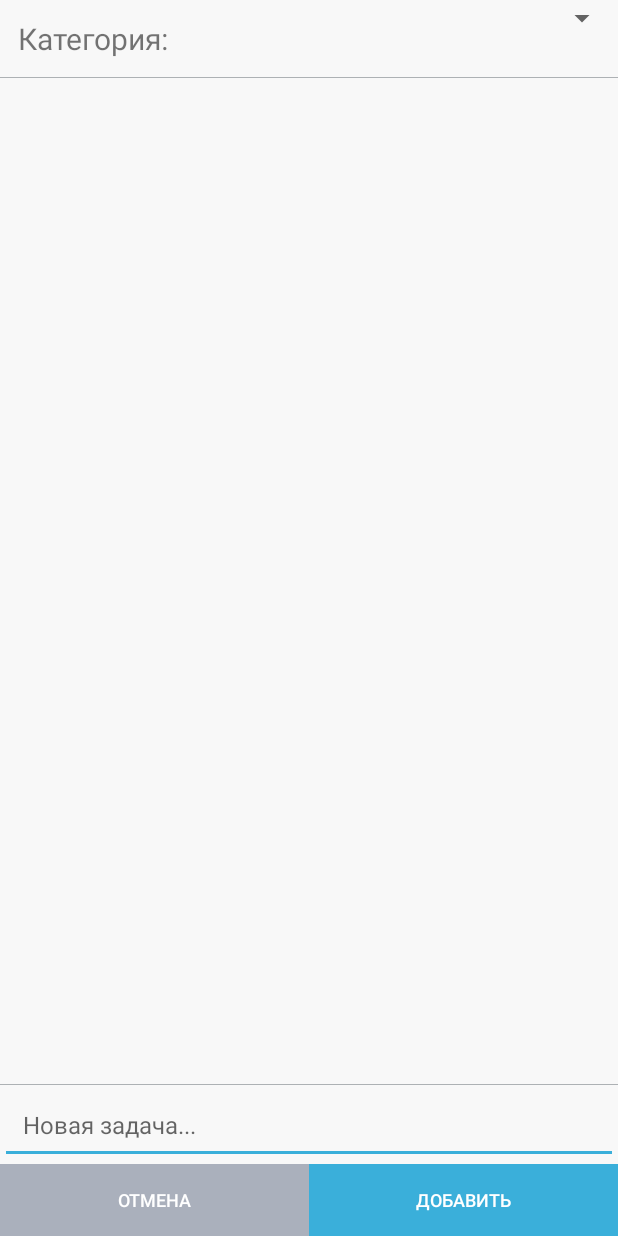
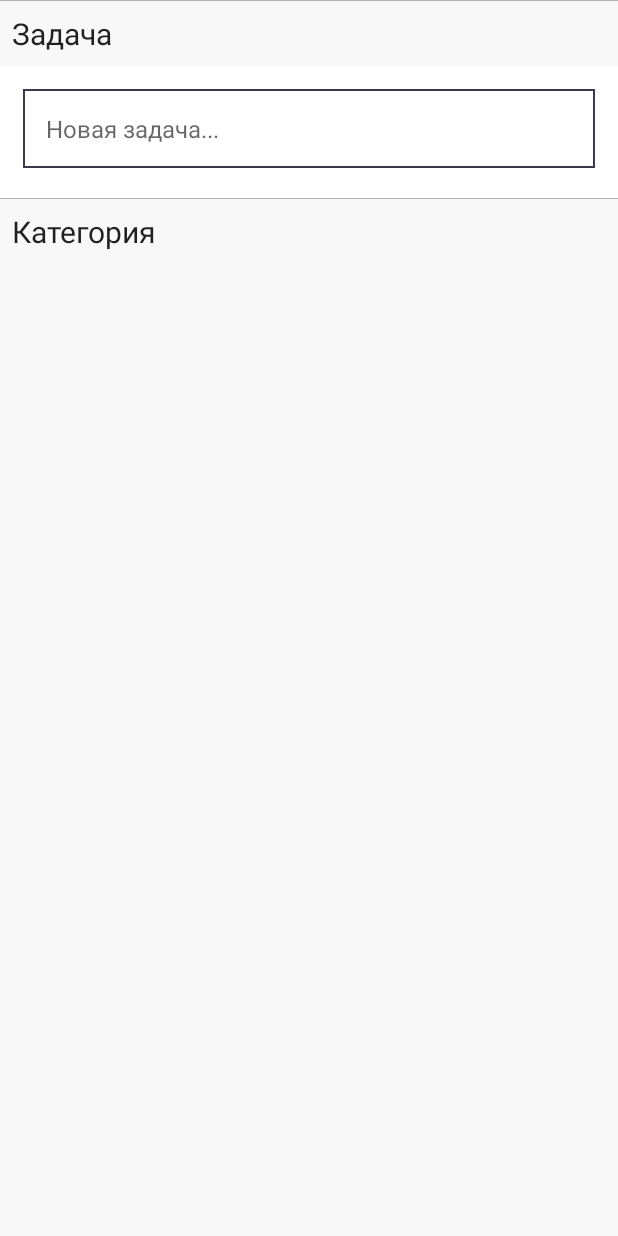
Before and after one commit to slavarik210/OblakoTaskAndroid, an Android app: the layout activity_add_todo.xml on its own in the app's theme, with its tools: preview values and no code run, on a phone screen of 412 x 824 dp. Run offline under Robolectric (Android 15) with nearby library versions, the phone set to English and light mode, and no system bars.

Commit message:
activityForNewTodo Update Design

```diff
--- /dev/null
+++ b/app/src/main/res/drawable/border.xml
@@ -0,0 +1,5 @@
+<shape xmlns:android="http://schemas.android.com/apk/res/android">
+    <stroke
+        android:width="1dp"
+        android:color="@color/systemBlackColor" />
+</shape>
--- a/app/src/main/res/layout/activity_add_todo.xml
+++ b/app/src/main/res/layout/activity_add_todo.xml
@@ -8,96 +8,96 @@
     android:gravity="center">
 
     <LinearLayout
-        android:id="@+id/TodoHeader"
-        android:fillViewport="true"
-        android:background="@color/backgroundColor"
-        android:orientation="vertical"
-        android:layout_width="fill_parent"
-        android:layout_height="0dp"
-        android:layout_weight="1"
-        tools:context="com.example.android.planner.NewTodoActivity">
-        <LinearLayout
-            android:layout_height="wrap_content"
-            android:layout_width="match_parent"
-            android:orientation="horizontal">
-            <TextView
-                android:layout_width="wrap_content"
-                android:layout_height="wrap_content"
-                android:text="Категория:"
-                android:textSize="20sp"
-                android:padding="12dp"/>
-            <Spinner
-                android:id="@+id/projectSpinner"
-                android:textSize="20sp"
-                android:padding="12dp"
-                android:layout_width="fill_parent"
-                android:layout_height="wrap_content">
-            </Spinner>
-        </LinearLayout>
-        <View
-            android:layout_height="1px"
-            android:layout_width="match_parent"
-            android:background="@color/systemShadow"
-            />
-        <ListView
-            android:id="@+id/projectList"
-            android:divider="@null"
-            android:dividerHeight="0dp"
-            android:layout_width="match_parent"
-            android:layout_height="wrap_content">
-        </ListView>
-
-    </LinearLayout>
-
-    <LinearLayout
         android:id="@+id/TodoBottom"
-        android:orientation="vertical"
-        android:background="@color/backgroundColor"
         android:layout_width="match_parent"
-        android:layout_height="wrap_content">
+        android:layout_height="wrap_content"
+        android:background="@color/systemWhiteColor"
+        android:orientation="vertical">
 
         <View
+            android:layout_width="match_parent"
             android:layout_height="1px"
-            android:layout_width="match_parent"
-            android:background="@color/systemShadow"/>
+            android:background="@color/systemShadow" />
+
+        <TextView
+            android:id="@+id/title"
+            android:layout_width="fill_parent"
+            android:layout_height="wrap_content"
+            android:background="@color/backgroundColor"
+            android:gravity="left"
+            android:padding="8dp"
+            android:paddingLeft="15dp"
+            android:text="Задача"
+            android:textSize="20dp"
+            android:textAppearance="?android:attr/textAppearanceLarge"
+            android:visibility="visible"
+            fontPath="fonts/OpenSans-Semibold.ttf"/>
 
         <EditText
             android:id="@+id/editText"
             android:layout_width="match_parent"
             android:layout_height="wrap_content"
+            android:background="@drawable/border"
+            android:hint="@string/newTodo"
+            android:padding="15dp"
             android:textSize="16sp"
-            android:padding="15dp"
-            android:hint="@string/newTodo"/>
+            android:layout_marginLeft="15dp"
+
+            android:layout_marginTop="15dp"
+
+            android:layout_marginBottom="20dp"
+
+            android:layout_marginRight="15dp"/>
+
+
+    </LinearLayout>
+
+    <LinearLayout
+        android:id="@+id/TodoHeader"
+        android:layout_width="fill_parent"
+        android:layout_height="0dp"
+        android:layout_weight="1"
+        android:background="@color/backgroundColor"
+        android:fillViewport="true"
+        android:orientation="vertical"
+        tools:context="com.example.android.planner.NewTodoActivity">
+
+        <View
+            android:layout_width="match_parent"
+            android:layout_height="1px"
+            android:background="@color/systemShadow" />
 
         <LinearLayout
-            android:id="@+id/buttons"
             android:layout_width="match_parent"
             android:layout_height="wrap_content"
-            android:orientation="horizontal"
-            android:background="@color/backgroundColor">
+            android:orientation="horizontal">
 
-            <Button
-                style="@style/Widget.AppCompat.Button.Borderless"
-                android:background="@color/placeholderColor"
-                android:id="@+id/buttoncancel"
+            <TextView
                 android:layout_width="fill_parent"
                 android:layout_height="wrap_content"
-                android:layout_weight="50"
-                android:text="@string/cancel"
-                android:textColor="@color/systemWhiteColor"
-                android:textSize="12sp"/>
+                android:background="@color/backgroundColor"
+                android:gravity="left"
+                android:padding="8dp"
+                android:paddingLeft="15dp"
+                android:text="Категория"
+                android:textSize="20dp"
+                android:textAppearance="?android:attr/textAppearanceLarge"
+                android:visibility="visible"
+                fontPath="fonts/OpenSans-Semibold.ttf" />
 
-            <Button
-                style="@style/Widget.AppCompat.Button.Borderless"
-                android:background="@color/accentColor"
-                android:id="@+id/buttoncreate"
-                android:layout_width="fill_parent"
-                android:layout_height="wrap_content"
-                android:layout_weight="50"
-                android:text="@string/createTodo"
-                android:textColor="@color/systemWhiteColor"
-                android:textSize="12sp"/>
         </LinearLayout>
+
+        <ListView
+            android:id="@+id/projectList"
+            android:layout_width="match_parent"
+            android:layout_height="wrap_content"
+            android:background="@color/systemWhiteColor"
+            android:cacheColorHint="@color/accentColor"
+            android:choiceMode="singleChoice"
+            android:divider="@null"
+            android:dividerHeight="0dp"
+            android:outlineAmbientShadowColor="@color/accentColor"
+            android:outlineSpotShadowColor="@color/accentColor"></ListView>
 
     </LinearLayout>
 
```
Also changed, not shown: app/src/main/java/com/example/myoblako/AddTodoActivity.java (+28 -26 lines), app/src/main/res/layout/addtodoblank.xml (added, +25 -0 lines), app/src/main/res/menu/menu_option.xml (added, +8 -0 lines).
